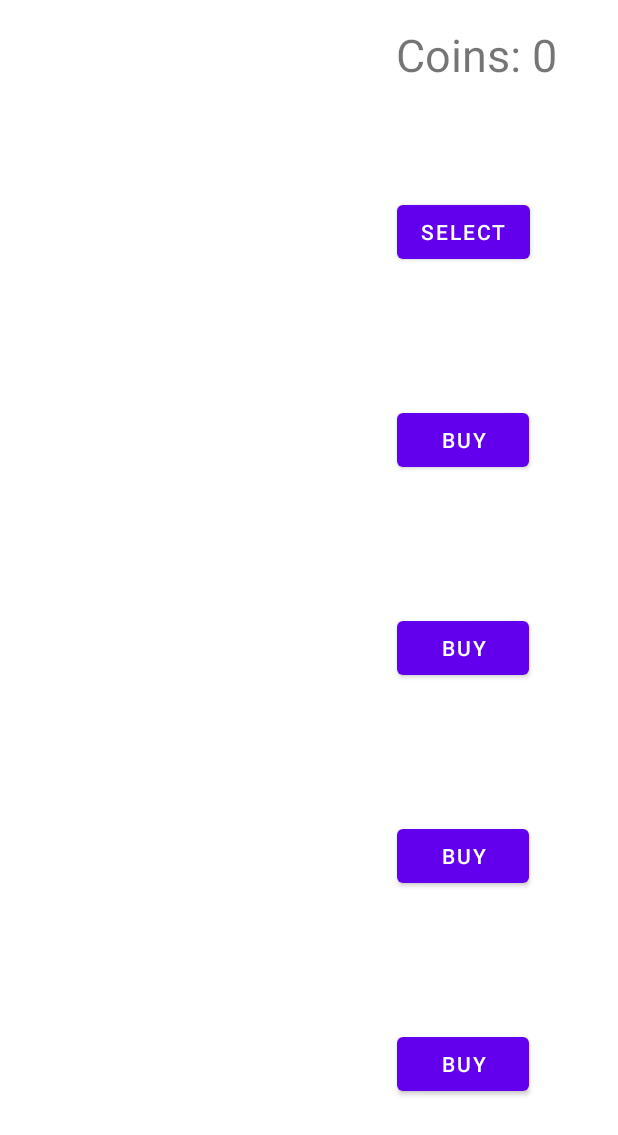
After one commit to felix-prava/AndroidMobileGameApp, an Android app: the ShopActivity screen opened directly, with no data from a screen before it, on a phone screen of 412 x 824 dp. The commit adds this screen. Shown: the top 1135 px of the screen. Run offline under Robolectric (Android 15) with nearby library versions, the phone set to English and light mode, and no system bars.

Commit message:
Shop logic

```diff
--- a/app/src/main/AndroidManifest.xml
+++ b/app/src/main/AndroidManifest.xml
@@ -10,9 +10,13 @@
         android:supportsRtl="true"
         android:theme="@style/Theme.MyApplication">
         <activity
+            android:name=".ShopActivity"
+            android:exported="false"
+            android:screenOrientation="portrait" />
+        <activity
             android:name=".SelectLevelActivity"
             android:exported="false"
-            android:screenOrientation="portrait"/>
+            android:screenOrientation="portrait" />
         <activity
             android:name=".ResultActivity"
             android:exported="false"
--- a/app/src/main/java/com/example/myapplication/MainMenuActivity.java
+++ b/app/src/main/java/com/example/myapplication/MainMenuActivity.java
@@ -67,7 +67,8 @@ public class MainMenuActivity extends AppCompatActivity {
         });
 
         goToShop.setOnClickListener(v -> {
-            // TO DO
+            Intent intent = new Intent(MainMenuActivity.this, ShopActivity.class);
+            startActivity(intent);
         });
     }
 }
--- a/app/src/main/java/com/example/myapplication/ResultActivity.java
+++ b/app/src/main/java/com/example/myapplication/ResultActivity.java
@@ -33,9 +33,11 @@ public class ResultActivity extends AppCompatActivity {
         playAgainButton = findViewById(R.id.buttonPlayAgain);
 
         score = getIntent().getIntExtra("score", 0);
+        sharedPreferences = this.getSharedPreferences("game", Context.MODE_PRIVATE);
+        int prevScore = sharedPreferences.getInt("coins", 0);
+        sharedPreferences.edit().putInt("coins", score + prevScore).apply();
         textViewMyScore.setText("Your Score: " + score);
 
-        sharedPreferences = this.getSharedPreferences("game", Context.MODE_PRIVATE);
         int highestScore = sharedPreferences.getInt("highestScore", 0);
         highestScore = Math.max(highestScore, score);
 
--- /dev/null
+++ b/app/src/main/java/com/example/myapplication/ShopActivity.java
@@ -0,0 +1,157 @@
+package com.example.myapplication;
+
+import androidx.appcompat.app.AlertDialog;
+import androidx.appcompat.app.AppCompatActivity;
+
+import android.content.Context;
+import android.content.SharedPreferences;
+import android.os.Bundle;
+import android.view.View;
+import android.widget.Button;
+import android.widget.TextView;
+
+public class ShopActivity extends AppCompatActivity {
+
+    private Button skinOne, skinTwo, skinThree, skinFour, skinFive;
+    private TextView totalCoins;
+    private SharedPreferences sharedPreferences;
+
+    private int playerTwo, playerThree, playerFour, playerFive, coins;
+    private final int targetSkinTwo = 100, getTargetSkinThree = 1000, targetSkinFour = 10000, targetSkinFive = 50000;
+
+    @Override
+    protected void onCreate(Bundle savedInstanceState) {
+        super.onCreate(savedInstanceState);
+        setContentView(R.layout.activity_shop);
+
+        sharedPreferences = this.getSharedPreferences("game", Context.MODE_PRIVATE);
+        coins = sharedPreferences.getInt("coins", 0);
+        playerTwo = sharedPreferences.getInt("skinTwo", 0);
+        playerThree = sharedPreferences.getInt("skinThree", 0);
+        playerFour = sharedPreferences.getInt("skinFour", 0);
+        playerFive = sharedPreferences.getInt("skinFive", 0);
+
+        totalCoins = findViewById(R.id.shopCoins);
+        skinOne = findViewById(R.id.buttonShop1);
+        skinTwo = findViewById(R.id.buttonShop2);
+        skinThree = findViewById(R.id.buttonShop3);
+        skinFour = findViewById(R.id.buttonShop4);
+        skinFive = findViewById(R.id.buttonShop5);
+
+        totalCoins.setText("Coins: " + coins);
+
+        skinOne.setOnClickListener(v -> {
+            sharedPreferences.edit().putInt("playerSkin", 1).apply();
+            skinIsChangedMessage();
+        });
+
+        skinTwo.setOnClickListener(v -> {
+            if (playerTwo > 0) {
+                sharedPreferences.edit().putInt("playerSkin", 2).apply();
+                skinIsChangedMessage();
+            } else {
+                if (coins >= targetSkinTwo) {
+                    sharedPreferences.edit().putInt("playerSkin", 2).apply();
+                    sharedPreferences.edit().putInt("skinTwo", 1).apply();
+                    coins -= targetSkinTwo;
+                    totalCoins.setText("Coins: " + coins);
+                    sharedPreferences.edit().putInt("coins", coins).apply();
+                    skinTwo.setText("Select");
+                    skinIsChangedMessage();
+                } else {
+                    needMoreCoinsMessage(targetSkinTwo);
+                }
+            }
+        });
+
+        skinThree.setOnClickListener(v -> {
+            if (playerThree > 0) {
+                sharedPreferences.edit().putInt("playerSkin", 3).apply();
+                skinIsChangedMessage();
+            } else {
+                if (coins >= getTargetSkinThree) {
+                    sharedPreferences.edit().putInt("playerSkin", 3).apply();
+                    sharedPreferences.edit().putInt("skinThree", 1).apply();
+                    coins -= getTargetSkinThree;
+                    totalCoins.setText("Coins: " + coins);
+                    sharedPreferences.edit().putInt("coins", coins).apply();
+                    skinThree.setText("Select");
+                    skinIsChangedMessage();
+                } else {
+                    needMoreCoinsMessage(getTargetSkinThree);
+                }
+            }
+        });
+
+        skinFour.setOnClickListener(v -> {
+            if (playerFour > 0) {
+                sharedPreferences.edit().putInt("playerSkin", 4).apply();
+                skinIsChangedMessage();
+            } else {
+                if (coins >= targetSkinFour) {
+                    sharedPreferences.edit().putInt("playerSkin", 4).apply();
+                    sharedPreferences.edit().putInt("skinFour", 1).apply();
+                    coins -= targetSkinFour;
+                    totalCoins.setText("Coins: " + coins);
+                    sharedPreferences.edit().putInt("coins", coins).apply();
+                    skinFour.setText("Select");
+                    skinIsChangedMessage();
+                } else {
+                    needMoreCoinsMessage(targetSkinFour);
+                }
+            }
+        });
+
+        skinFive.setOnClickListener(v -> {
+            if (playerFour > 0) {
+                sharedPreferences.edit().putInt("playerSkin", 5).apply();
+                skinIsChangedMessage();
+            } else {
+                if (coins >= targetSkinFive) {
+                    sharedPreferences.edit().putInt("playerSkin", 5).apply();
+                    sharedPreferences.edit().putInt("skinFive", 1).apply();
+                    coins -= targetSkinFive;
+                    totalCoins.setText("Coins: " + coins);
+                    sharedPreferences.edit().putInt("coins", coins).apply();
+                    skinFive.setText("Select");
+                    skinIsChangedMessage();
+                } else {
+                    needMoreCoinsMessage(targetSkinFive);
+                }
+            }
+        });
+
+        if (playerTwo > 0) {
+            skinTwo.setText("Select");
+        }
+        if (playerThree > 0) {
+            skinThree.setText("Select");
+        }
+        if (playerFour > 0) {
+            skinFour.setText("Select");
+        }
+        if (playerFive > 0) {
+            skinFive.setText("Select");
+        }
+
+
+    }
+
+    public void skinIsChangedMessage() {
+        AlertDialog.Builder builder = new AlertDialog.Builder(ShopActivity.this);
+        builder.setTitle("Player Updated");
+        builder.setMessage("The New Player Was Selected");
+        builder.setCancelable(false);
+        builder.setPositiveButton("OK", (dialog, which) -> dialog.cancel());
+        builder.create().show();
+    }
+
+    public void needMoreCoinsMessage(int targetCoins) {
+        AlertDialog.Builder builder = new AlertDialog.Builder(ShopActivity.this);
+        builder.setTitle("Not Enough Coins");
+        builder.setMessage("You Need " + targetCoins + " Coins To Buy This Skin");
+        builder.setCancelable(false);
+        builder.setPositiveButton("OK", (dialog, which) -> dialog.cancel());
+        builder.create().show();
+    }
+}
--- /dev/null
+++ b/app/src/main/res/layout/activity_shop.xml
@@ -0,0 +1,98 @@
+<?xml version="1.0" encoding="utf-8"?>
+<androidx.constraintlayout.widget.ConstraintLayout xmlns:android="http://schemas.android.com/apk/res/android"
+    xmlns:app="http://schemas.android.com/apk/res-auto"
+    xmlns:tools="http://schemas.android.com/tools"
+    android:layout_width="match_parent"
+    android:layout_height="match_parent"
+    tools:context=".ShopActivity">
+
+    <TextView
+        android:id="@+id/shopCoins"
+        android:layout_width="wrap_content"
+        android:layout_height="wrap_content"
+        android:layout_marginTop="16dp"
+        android:text="0 Coins"
+        android:textSize="30sp"
+        app:layout_constraintEnd_toEndOf="parent"
+        app:layout_constraintHorizontal_bias="0.866"
+        app:layout_constraintStart_toStartOf="parent"
+        app:layout_constraintTop_toTopOf="parent" />
+
+    <androidx.constraintlayout.widget.ConstraintLayout
+        android:layout_width="match_parent"
+        android:layout_height="match_parent"
+        android:layout_marginStart="20dp"
+        android:layout_marginTop="40dp"
+        android:layout_marginEnd="225dp"
+        app:layout_constraintEnd_toEndOf="parent"
+        app:layout_constraintStart_toStartOf="parent"
+        app:layout_constraintTop_toTopOf="parent">
+
+    </androidx.constraintlayout.widget.ConstraintLayout>
+
+    <androidx.constraintlayout.widget.ConstraintLayout
+        android:layout_width="match_parent"
+        android:layout_height="match_parent"
+        android:layout_marginStart="225dp"
+        android:layout_marginTop="40dp"
+        android:layout_marginEnd="20dp"
+        app:layout_constraintEnd_toEndOf="parent"
+        app:layout_constraintStart_toStartOf="parent"
+        app:layout_constraintTop_toTopOf="parent">
+
+        <Button
+            android:id="@+id/buttonShop1"
+            android:layout_width="wrap_content"
+            android:layout_height="wrap_content"
+            android:text="Select"
+            app:layout_constraintBottom_toTopOf="@+id/buttonShop2"
+            app:layout_constraintEnd_toEndOf="parent"
+            app:layout_constraintHorizontal_bias="0.5"
+            app:layout_constraintStart_toStartOf="parent"
+            app:layout_constraintTop_toTopOf="parent" />
+
+        <Button
+            android:id="@+id/buttonShop2"
+            android:layout_width="wrap_content"
+            android:layout_height="wrap_content"
+            android:text="Buy"
+            app:layout_constraintBottom_toTopOf="@+id/buttonShop3"
+            app:layout_constraintEnd_toEndOf="parent"
+            app:layout_constraintHorizontal_bias="0.5"
+            app:layout_constraintStart_toStartOf="parent"
+            app:layout_constraintTop_toBottomOf="@+id/buttonShop1" />
+
+        <Button
+            android:id="@+id/buttonShop3"
+            android:layout_width="wrap_content"
+            android:layout_height="wrap_content"
+            android:text="Buy"
+            app:layout_constraintBottom_toTopOf="@+id/buttonShop4"
+            app:layout_constraintEnd_toEndOf="parent"
+            app:layout_constraintHorizontal_bias="0.5"
+            app:layout_constraintStart_toStartOf="parent"
+            app:layout_constraintTop_toBottomOf="@+id/buttonShop2" />
+
+        <Button
+            android:id="@+id/buttonShop4"
+            android:layout_width="wrap_content"
+            android:layout_height="wrap_content"
+            android:text="Buy"
+            app:layout_constraintBottom_toTopOf="@+id/buttonShop5"
+            app:layout_constraintEnd_toEndOf="parent"
+            app:layout_constraintHorizontal_bias="0.5"
+            app:layout_constraintStart_toStartOf="parent"
+            app:layout_constraintTop_toBottomOf="@+id/buttonShop3" />
+
+        <Button
+            android:id="@+id/buttonShop5"
+            android:layout_width="wrap_content"
+            android:layout_height="wrap_content"
+            android:text="Buy"
+            app:layout_constraintBottom_toBottomOf="parent"
+            app:layout_constraintEnd_toEndOf="parent"
+            app:layout_constraintHorizontal_bias="0.5"
+            app:layout_constraintStart_toStartOf="parent"
+            app:layout_constraintTop_toBottomOf="@+id/buttonShop4" />
+    </androidx.constraintlayout.widget.ConstraintLayout>
+</androidx.constraintlayout.widget.ConstraintLayout>
```
Also changed, not shown: app/src/main/java/com/example/myapplication/GameActivity.java (+9 -0 lines), app/src/main/res/layout/activity_game.xml (+12 -0 lines), app/src/main/res/drawable-hdpi/dragon_image.jpg (added), app/src/main/res/drawable-mdpi/dragon_image.jpg (added), app/src/main/res/drawable-v24/dragon_image.jpg (added), app/src/main/res/drawable-xhdpi/dragon_image.jpg (added), app/src/main/res/drawable-xxhdpi/dragon_image.jpg (added), app/src/main/res/drawable/dragon_image.jpg (added).
